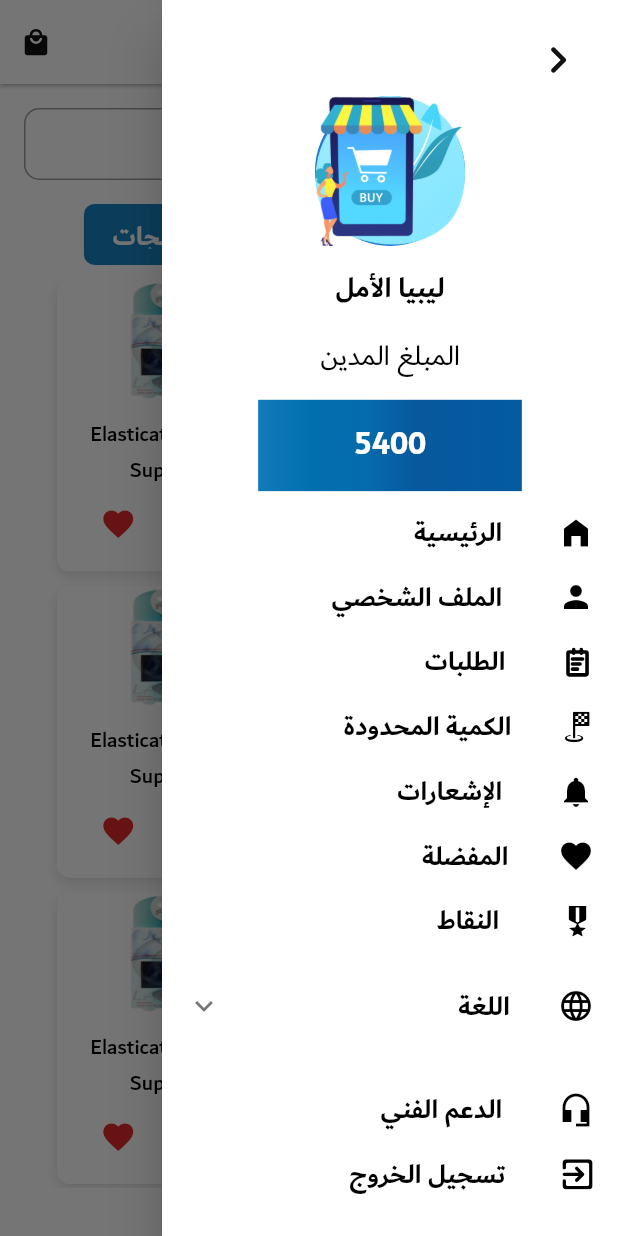
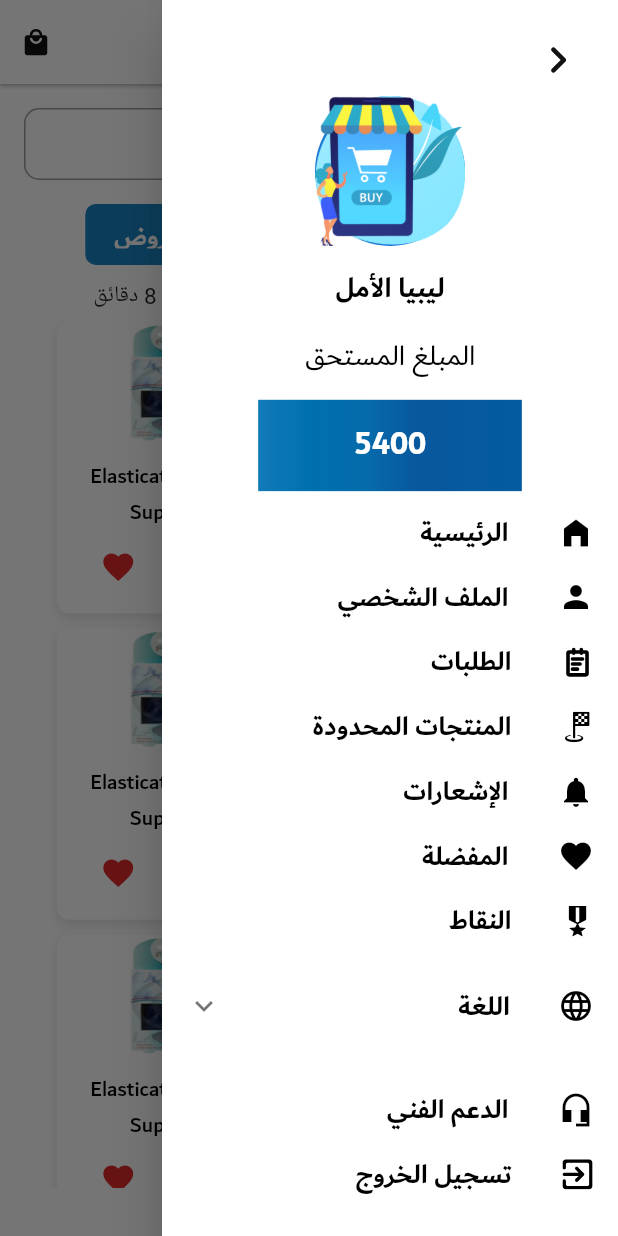
Before and after one commit to AhmadMAbuGhali/fortuna_libya_customer, a Flutter app: the HomeScreen screen opened directly, item 3 of the bottom bar chosen, with the side drawer open, on a phone screen of 412 x 824 dp. Run offline on Flutter 3.47's test engine with Material 2 defaults, Android fonts, the phone set to English and light mode, and no system bars; drawn by our look-alikes of buttons_tabbar; our stand-ins replace dio, dropdown_button2, easy_localization, flutter_screenutil, flutter_svg, get_it and 4 more; accounts and stored records are empty.

Commit message:
Change some fixed text

```diff
--- a/lib/ui/general_component/drawar_widget.dart
+++ b/lib/ui/general_component/drawar_widget.dart
@@ -1,3 +1,4 @@
+import 'package:easy_localization/easy_localization.dart';
 import 'package:flutter/material.dart';
 import 'package:flutter_screenutil/flutter_screenutil.dart';
 import 'package:flutter_svg/flutter_svg.dart';
@@ -54,10 +55,10 @@ class DrawarWidget extends StatelessWidget  {
               height: 12.h,
             ),
             Text(
-              'المبلغ المدين',
+              'deservedAmount',
               style:
               getRegularStyle(color: ColorManager.black, fontSize: 19),
-            ),
+            ).tr(),
             SizedBox(
               height: 12.h,
             ),
@@ -109,10 +110,10 @@ class DrawarWidget extends StatelessWidget  {
                               width: 30.w,
                             ),
                             Text(
-                              " الرئيسية",
+                              "home",
                               style: getBoldStyle(
                                   color: ColorManager.black, fontSize: 18),
-                            ),
+                            ).tr(),
                           ],
                         ),
                       ),
@@ -136,10 +137,10 @@ class DrawarWidget extends StatelessWidget  {
                               width: 30.w,
                             ),
                             Text(
-                              " الملف الشخصي",
+                              "profile",
                               style: getBoldStyle(
                                   color: ColorManager.black, fontSize: 18),
-                            ),
+                            ).tr(),
                           ],
                         ),
                       ),
@@ -165,10 +166,10 @@ class DrawarWidget extends StatelessWidget  {
                               width: 30.w,
                             ),
                             Text(
-                              " الطلبات",
+                              "order",
                               style: getBoldStyle(
                                   color: ColorManager.black, fontSize: 18),
-                            ),
+                            ).tr(),
                           ],
                         ),
                       ),
@@ -194,10 +195,10 @@ class DrawarWidget extends StatelessWidget  {
                               width: 30.w,
                             ),
                             Text(
-                              "الكمية المحدودة",
+                              "limitedProduct",
                               style: getBoldStyle(
                                   color: ColorManager.black, fontSize: 18),
-                            ),
+                            ).tr(),
                           ],
                         ),
                       ),
@@ -244,10 +245,10 @@ class DrawarWidget extends StatelessWidget  {
                             width: 30.w,
                           ),
                           Text(
-                            " الإشعارات",
+                            "notifications",
                             style: getBoldStyle(
                                 color: ColorManager.black, fontSize: 18),
-                          ),
+                          ).tr(),
                         ],
                       ),
                       SizedBox(
@@ -271,10 +272,10 @@ class DrawarWidget extends StatelessWidget  {
                               width: 30.w,
                             ),
                             Text(
-                              "المفضلة",
+                              "Fav",
                               style: getBoldStyle(
                                   color: ColorManager.black, fontSize: 18),
-                            ),
+                            ).tr(),
                           ],
                         ),
                       ),
@@ -299,10 +300,10 @@ class DrawarWidget extends StatelessWidget  {
                               width: 30.w,
                             ),
                             Text(
-                              "  النقاط",
+                              "points",
                               style: getBoldStyle(
                                   color: ColorManager.black, fontSize: 18),
-                            ),
+                            ).tr(),
                           ],
                         ),
                       ),
@@ -318,10 +319,10 @@ class DrawarWidget extends StatelessWidget  {
                               color: Colors.black,
                             ),
                             title: Text(
-                              'اللغة',
+                              'Lang',
                               style: getBoldStyle(
                                   color: ColorManager.black, fontSize: 18),
-                            ),
+                            ).tr(),
                             tilePadding: const EdgeInsets.all(-5),
                             children: [
                               Align(
@@ -383,10 +384,10 @@ class DrawarWidget extends StatelessWidget  {
                               width: 30.w,
                             ),
                             Text(
-                              " الدعم الفني",
+                              "support",
                               style: getBoldStyle(
                                   color: ColorManager.black, fontSize: 18),
-                            ),
+                            ).tr(),
                           ],
                         ),
                       ),
@@ -406,10 +407,10 @@ class DrawarWidget extends StatelessWidget  {
                             width: 30.w,
                           ),
                           Text(
-                            " تسجيل الخروج",
+                            "logout",
                             style: getBoldStyle(
                                 color: ColorManager.black, fontSize: 18),
-                          ),
+                          ).tr(),
                         ],
                       ),
                     ],
--- a/lib/ui/general_component/text_field_form.dart
+++ /dev/null
@@ -1 +0,0 @@
-//
--- a/lib/ui/screens/favourite/favourite_screen.dart
+++ b/lib/ui/screens/favourite/favourite_screen.dart
@@ -1,4 +1,5 @@
 import 'package:buttons_tabbar/buttons_tabbar.dart';
+import 'package:easy_localization/easy_localization.dart';
 import 'package:flutter/material.dart';
 import 'package:flutter_screenutil/flutter_screenutil.dart';
 import 'package:flutter_svg/flutter_svg.dart';
@@ -68,7 +69,7 @@ class FavouriteScreen extends StatelessWidget {
                       borderRadius: BorderRadius.circular(10.0)),
                   contentPadding: const EdgeInsets.symmetric(
                       vertical: 10.0, horizontal: 10.0),
-                  hintText: "إبحث عن منتح",
+                  hintText: "searchProduct".tr(),
                 ),
               ),
               //tab bar
--- a/lib/ui/screens/home_screens/home_screen.dart
+++ b/lib/ui/screens/home_screens/home_screen.dart
@@ -78,7 +78,7 @@ class _HomeScreenState extends State<HomeScreen>
                 color: ColorManager.black,
               )),
           title: Text(
-            'Home',
+            'home',
             style: getBoldStyle(color: ColorManager.black),
           ).tr(),
           centerTitle: true,
@@ -105,7 +105,7 @@ class _HomeScreenState extends State<HomeScreen>
                       borderRadius: BorderRadius.circular(10.0)),
                   contentPadding: const EdgeInsets.symmetric(
                       vertical: 10.0, horizontal: 10.0),
-                  hintText: "إبحث عن منتح",
+                  hintText: "searchProduct".tr(),
                 ),
               ),
               //tab bar
@@ -128,54 +128,22 @@ class _HomeScreenState extends State<HomeScreen>
                           borderColor: ColorManager.primary,
                           labelStyle: getBoldStyle(
                               color: ColorManager.white, fontSize: 18),
-                          tabs: const [
+                          tabs:  [
                             Tab(
-                              text: "العروض",
+                              text: "product".tr(),
                               height: 70,
                             ),
                             Tab(
-                              text: "الجديد",
+                              text: "new".tr(),
                             ),
                             Tab(
-                              text: "المنتجات",
+                              text: "offer".tr(),
                             ),
                           ],
                         ),
                         Expanded(
                           child: TabBarView(
                             children: <Widget>[
-                              Center(
-                                child: Padding(
-                                  padding: const EdgeInsets.only(top: 10),
-                                  child: Column(
-                                    children: [
-                                      Text('باقي على انتهاء العروض  1 يوم و 12 ساعة و 8 دقائق'),
-                                      SizedBox(height: 8.h,),
-                                      Expanded(
-                                        child: GridView.builder(
-                                            gridDelegate:
-                                            SliverGridDelegateWithFixedCrossAxisCount(
-                                              crossAxisCount: 2,
-                                              mainAxisSpacing: 10,
-                                              crossAxisSpacing: 10,
-                                              // width / height: fixed for *all* items
-                                              childAspectRatio: 0.87,
-                                            ),
-                                            itemCount: 12,
-                                            itemBuilder: (context, index) {
-                                              return GestureDetector(
-                                                  onTap: () {
-                                                    RouterClass.routerClass
-                                                        .pushWidgetReplacement(
-                                                        ProductDetails());
-                                                  },
-                                                  child: ProductHomeWidget());
-                                            }),
-                                      ),
-                                    ],
-                                  ),
-                                ),
-                              ),
                               Center(
                                 child: Padding(
                                   padding: const EdgeInsets.only(top: 10),
@@ -224,6 +192,38 @@ class _HomeScreenState extends State<HomeScreen>
                                       }),
                                 ),
                               ),
+                              Center(
+                                child: Padding(
+                                  padding: const EdgeInsets.only(top: 10),
+                                  child: Column(
+                                    children: [
+                                      Text('باقي على انتهاء العروض  1 يوم و 12 ساعة و 8 دقائق'),
+                                      SizedBox(height: 8.h,),
+                                      Expanded(
+                                        child: GridView.builder(
+                                            gridDelegate:
+                                            SliverGridDelegateWithFixedCrossAxisCount(
+                                              crossAxisCount: 2,
+                                              mainAxisSpacing: 10,
+                                              crossAxisSpacing: 10,
+                                              // width / height: fixed for *all* items
+                                              childAspectRatio: 0.87,
+                                            ),
+                                            itemCount: 12,
+                                            itemBuilder: (context, index) {
+                                              return GestureDetector(
+                                                  onTap: () {
+                                                    RouterClass.routerClass
+                                                        .pushWidgetReplacement(
+                                                        ProductDetails());
+                                                  },
+                                                  child: ProductHomeWidget());
+                                            }),
+                                      ),
+                                    ],
+                                  ),
+                                ),
+                              ),
                             ],
                           ),
                         ),
--- a/lib/ui/screens/limit_offer/limited_offer.dart
+++ b/lib/ui/screens/limit_offer/limited_offer.dart
@@ -1,4 +1,5 @@
 import 'package:buttons_tabbar/buttons_tabbar.dart';
+import 'package:easy_localization/easy_localization.dart';
 import 'package:flutter/material.dart';
 import 'package:flutter_screenutil/flutter_screenutil.dart';
 import 'package:flutter_svg/flutter_svg.dart';
@@ -67,7 +68,7 @@ TextEditingController searchController = TextEditingController();
                       borderRadius: BorderRadius.circular(10.0)),
                   contentPadding: const EdgeInsets.symmetric(
                       vertical: 10.0, horizontal: 10.0),
-                  hintText: "إبحث عن منتح",
+                  hintText: "searchProduct".tr(),
                 ),
               ),
               //tab bar
--- a/lib/ui/screens/order/order_details.dart
+++ b/lib/ui/screens/order/order_details.dart
@@ -1,3 +1,4 @@
+import 'package:easy_localization/easy_localization.dart';
 import 'package:flutter/material.dart';
 import 'package:flutter_screenutil/flutter_screenutil.dart';
 import 'package:flutter_svg/svg.dart';
@@ -66,9 +67,9 @@ class OrderDetails extends StatelessWidget {
                   mainAxisAlignment: MainAxisAlignment.spaceBetween,
                   children: [
                     Text(
-                      'المبلغ الإجمالي ',
+                      'totalAmount',
                       style: getMediumStyle(color: ColorManager.red, fontSize: 13),
-                    ),
+                    ).tr(),
                     Text(
                       '600',
                       style: getMediumStyle(color: ColorManager.red, fontSize: 13),
--- a/lib/ui/screens/profile/profile_screen.dart
+++ b/lib/ui/screens/profile/profile_screen.dart
@@ -3,15 +3,12 @@ import 'dart:io';
 import 'package:flutter/material.dart';
 import 'package:flutter_screenutil/flutter_screenutil.dart';
 import 'package:flutter_svg/svg.dart';
-import 'package:fortuna_libya_customer/ui/general_component/custom_text_form_filed.dart';
 import 'package:fortuna_libya_customer/ui/general_component/drawar_widget.dart';
 import 'package:image_picker/image_picker.dart';
 
-import '../../../navigator/router_class.dart';
 import '../../../resources/assets_manager.dart';
 import '../../../resources/color_manager.dart';
 import '../../../resources/styles_manager.dart';
-import '../home_screens/home_screen.dart';
 
 class ProfileScreen extends StatefulWidget {
   const ProfileScreen({Key? key}) : super(key: key);
```
Also changed, not shown: assets/language/ar.json (+11 -2 lines), assets/language/en.json (+10 -2 lines), lib/ui/screens/auth_screens/forget_password.dart (+6 -6 lines), lib/ui/screens/auth_screens/login_screen.dart (+16 -15 lines), lib/ui/screens/auth_screens/new_password_screen.dart (+13 -7 lines), lib/ui/screens/auth_screens/otp_screen.dart (+7 -6 lines), lib/ui/screens/auth_screens/sign_up2_screen.dart (+14 -13 lines), lib/ui/screens/auth_screens/sing_up_screen.dart (+18 -17 lines), lib/ui/screens/order/acrive_order.dart (+4 -3 lines), lib/ui/screens/order/history_order.dart (+4 -3 lines), lib/ui/screens/order/order_screen.dart (+5 -4 lines), lib/ui/screens/point/point_screen.dart (+15 -14 lines), lib/ui/screens/product/product_details.dart (+7 -6 lines).
